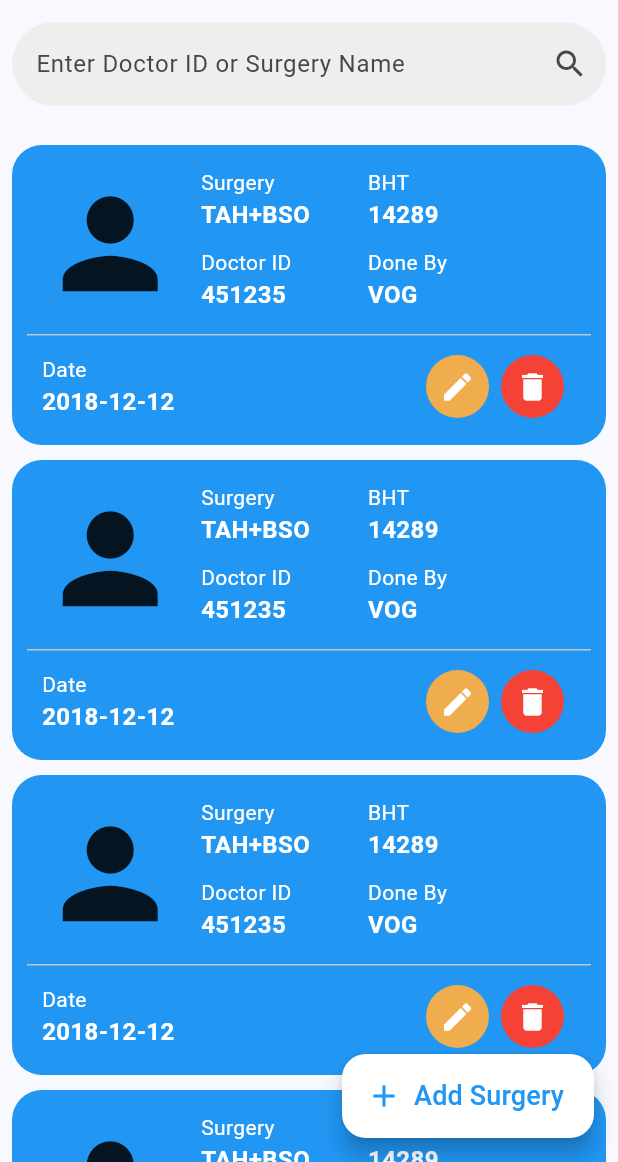
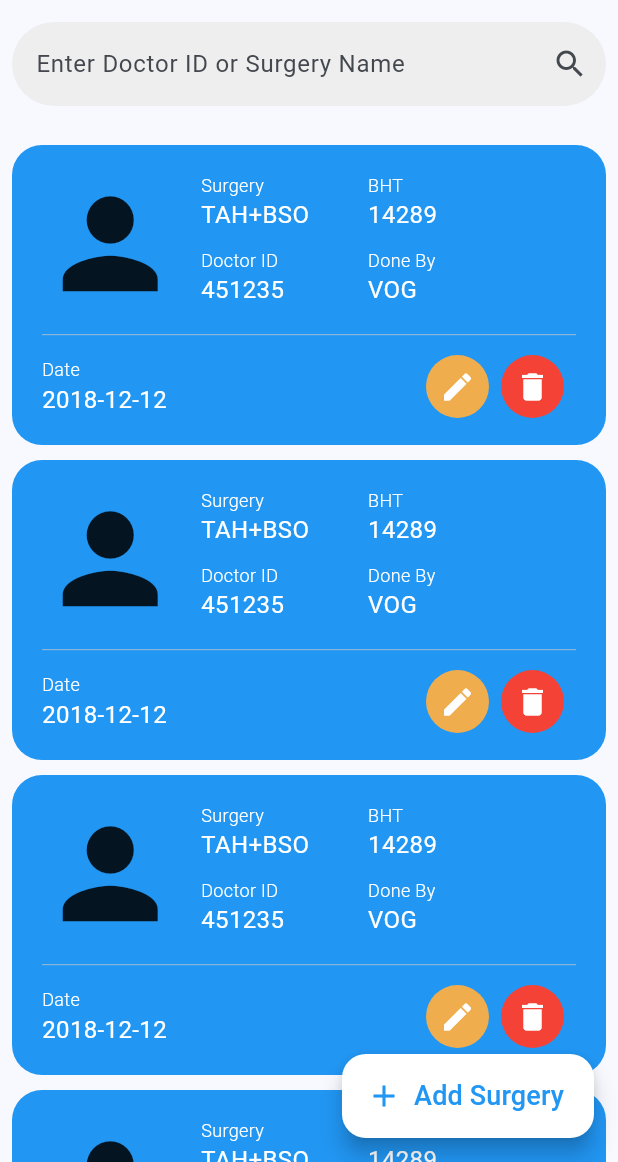
Before and after one commit to MuksithMRA/surgery_tracker, a Flutter app: the Home screen opened directly, on a phone screen of 412 x 824 dp, the part 74-1236 px from its top. Run offline on Flutter 3.47's test engine with Material 2 defaults, Android fonts, the phone set to English and light mode, and no system bars.

Commit message:
home update

```diff
--- a/lib/screens/home.dart
+++ b/lib/screens/home.dart
@@ -168,7 +168,14 @@ class _HomeState extends State<Home> {
                                       )
                                     ],
                                   ),
-                                  const Divider(height: 5),
+                                  const Padding(
+                                    padding:
+                                        EdgeInsets.symmetric(horizontal: 10),
+                                    child: Divider(
+                                      height: 3,
+                                      thickness: 0.5,
+                                    ),
+                                  ),
                                   Padding(
                                     padding: const EdgeInsets.symmetric(
                                         horizontal: 10),
@@ -247,9 +254,12 @@ class _HomeState extends State<Home> {
   }
 
   Widget cardSubItem(String title, String subtitle) {
-    TextStyle titleStyle = const TextStyle(color: Colors.white, fontSize: 14);
+    TextStyle titleStyle = const TextStyle(
+        color: Colors.white, fontSize: 12, fontWeight: FontWeight.w300);
     TextStyle subTitleStyle = const TextStyle(
-        color: Colors.white, fontSize: 16, fontWeight: FontWeight.bold);
+      color: Colors.white,
+      fontSize: 16,
+    );
     return SizedBox(
       width: ScreenSize.width * 0.27,
       child: Column(
```
